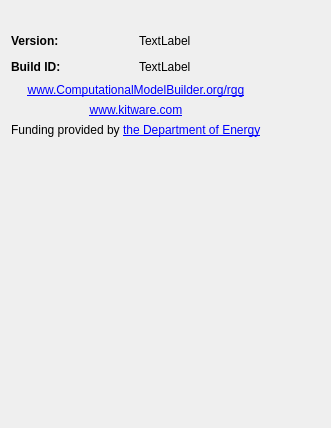
Above: Application/qAboutDialog.ui from Sprunth/RGG before the change. Below: the same form after it.
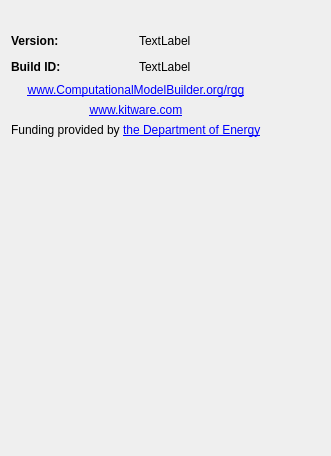
That is the form after the change. Icons and pictures are not drawn.

Commit message: fix about links to open external

Diff of the .ui file:
```diff
--- a/Application/qAboutDialog.ui
+++ b/Application/qAboutDialog.ui
@@ -7,7 +7,7 @@
     <x>0</x>
     <y>0</y>
     <width>331</width>
-    <height>428</height>
+    <height>456</height>
    </rect>
   </property>
   <property name="windowTitle">
```
Left out of the diff: 6 changed lines with no effect on the pictures.
